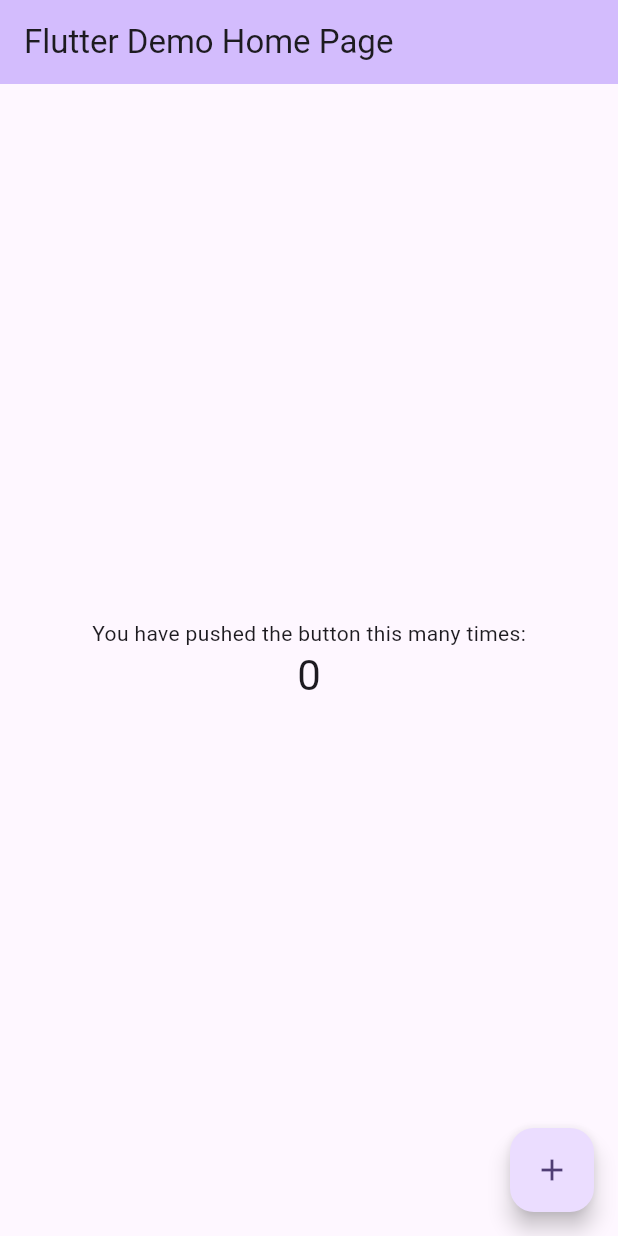
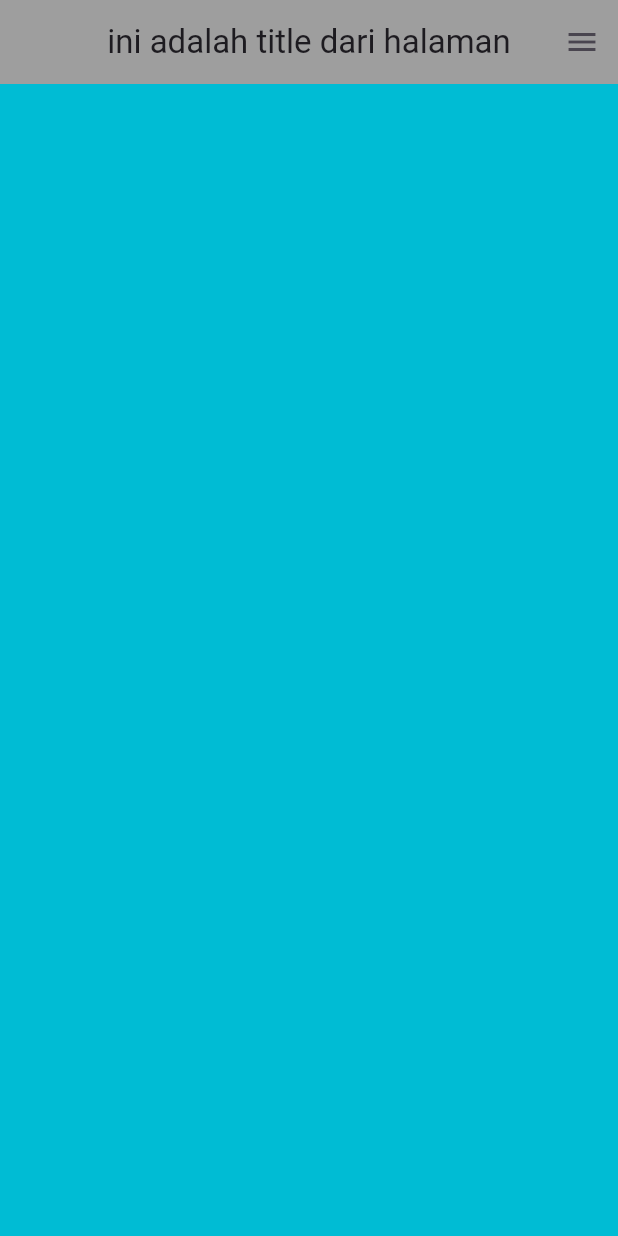
Before and after one commit to cendyal-hub/latihan2, a Flutter app: the screen it shows after launch, on a phone screen of 412 x 824 dp. Run offline on Flutter 3.47's test engine with Material 3 defaults, Android fonts, the phone set to English and light mode, and no system bars.

Commit message:
second commit

```diff
--- a/lib/main.dart
+++ b/lib/main.dart
@@ -1,122 +1,44 @@
 import 'package:flutter/material.dart';
 
 void main() {
-  runApp(const MyApp());
+  runApp(const App());
 }
 
-class MyApp extends StatelessWidget {
-  const MyApp({super.key});
+class App extends StatelessWidget {
+  const App({super.key});
 
-  // This widget is the root of your application.
   @override
   Widget build(BuildContext context) {
     return MaterialApp(
-      title: 'Flutter Demo',
-      theme: ThemeData(
-        // This is the theme of your application.
-        //
-        // TRY THIS: Try running your application with "flutter run". You'll see
-        // the application has a purple toolbar. Then, without quitting the app,
-        // try changing the seedColor in the colorScheme below to Colors.green
-        // and then invoke "hot reload" (save your changes or press the "hot
-        // reload" button in a Flutter-supported IDE, or press "r" if you used
-        // the command line to start the app).
-        //
-        // Notice that the counter didn't reset back to zero; the application
-        // state is not lost during the reload. To reset the state, use hot
-        // restart instead.
-        //
-        // This works for code too, not just values: Most code changes can be
-        // tested with just a hot reload.
-        colorScheme: ColorScheme.fromSeed(seedColor: Colors.deepPurple),
-      ),
-      home: const MyHomePage(title: 'Flutter Demo Home Page'),
+      debugShowCheckedModeBanner: false,
+      title: 'judul',
+      home: MyHome(),
     );
   }
 }
 
-class MyHomePage extends StatefulWidget {
-  const MyHomePage({super.key, required this.title});
-
-  // This widget is the home page of your application. It is stateful, meaning
-  // that it has a State object (defined below) that contains fields that affect
-  // how it looks.
-
-  // This class is the configuration for the state. It holds the values (in this
-  // case the title) provided by the parent (in this case the App widget) and
-  // used by the build method of the State. Fields in a Widget subclass are
-  // always marked "final".
-
-  final String title;
-
-  @override
-  State<MyHomePage> createState() => _MyHomePageState();
-}
-
-class _MyHomePageState extends State<MyHomePage> {
-  int _counter = 0;
-
-  void _incrementCounter() {
-    setState(() {
-      // This call to setState tells the Flutter framework that something has
-      // changed in this State, which causes it to rerun the build method below
-      // so that the display can reflect the updated values. If we changed
-      // _counter without calling setState(), then the build method would not be
-      // called again, and so nothing would appear to happen.
-      _counter++;
-    });
-  }
+class MyHome extends StatelessWidget {
+  const MyHome({super.key});
 
   @override
   Widget build(BuildContext context) {
-    // This method is rerun every time setState is called, for instance as done
-    // by the _incrementCounter method above.
-    //
-    // The Flutter framework has been optimized to make rerunning build methods
-    // fast, so that you can just rebuild anything that needs updating rather
-    // than having to individually change instances of widgets.
     return Scaffold(
       appBar: AppBar(
-        // TRY THIS: Try changing the color here to a specific color (to
-        // Colors.amber, perhaps?) and trigger a hot reload to see the AppBar
-        // change color while the other colors stay the same.
-        backgroundColor: Theme.of(context).colorScheme.inversePrimary,
-        // Here we take the value from the MyHomePage object that was created by
-        // the App.build method, and use it to set our appbar title.
-        title: Text(widget.title),
+        title: Text("ini adalah title dari halaman"),
+        centerTitle: true,
+        backgroundColor: Colors.grey,
+        actions: [
+          IconButton(onPressed: () {
+            print('menu button pressed');
+          },
+          icon: const Icon(Icons.menu),
+          ),
+        ]
       ),
-      body: Center(
-        // Center is a layout widget. It takes a single child and positions it
-        // in the middle of the parent.
-        child: Column(
-          // Column is also a layout widget. It takes a list of children and
-          // arranges them vertically. By default, it sizes itself to fit its
-          // children horizontally, and tries to be as tall as its parent.
-          //
-          // Column has various properties to control how it sizes itself and
-          // how it positions its children. Here we use mainAxisAlignment to
-          // center the children vertically; the main axis here is the vertical
-          // axis because Columns are vertical (the cross axis would be
-          // horizontal).
-          //
-          // TRY THIS: Invoke "debug painting" (choose the "Toggle Debug Paint"
-          // action in the IDE, or press "p" in the console), to see the
-          // wireframe for each widget.
-          mainAxisAlignment: MainAxisAlignment.center,
-          children: <Widget>[
-            const Text('You have pushed the button this many times:'),
-            Text(
-              '$_counter',
-              style: Theme.of(context).textTheme.headlineMedium,
-            ),
-          ],
-        ),
+      body: Container(
+        color: Colors.cyan,
       ),
-      floatingActionButton: FloatingActionButton(
-        onPressed: _incrementCounter,
-        tooltip: 'Increment',
-        child: const Icon(Icons.add),
-      ), // This trailing comma makes auto-formatting nicer for build methods.
     );
+
   }
 }
```
Also changed, not shown: 1 other file.
